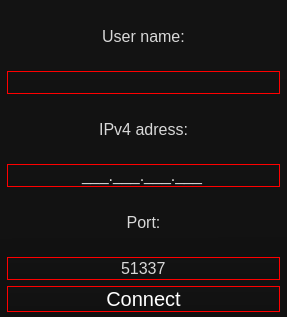
Before: the Qt Designer form View/ConnectWindow/connectwindow.ui in Flone-dnb/Silent, drawn with Qt 5.
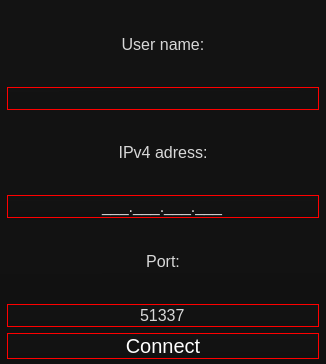
After: the same form once the commit is applied.

What changed in the file:
```diff
--- a/View/ConnectWindow/connectwindow.ui
+++ b/View/ConnectWindow/connectwindow.ui
@@ -6,8 +6,8 @@
    <rect>
     <x>0</x>
     <y>0</y>
-    <width>287</width>
-    <height>317</height>
+    <width>326</width>
+    <height>364</height>
    </rect>
   </property>
   <property name="windowTitle">
```
Left out of the diff: 4 changed lines with no effect on the pictures.
